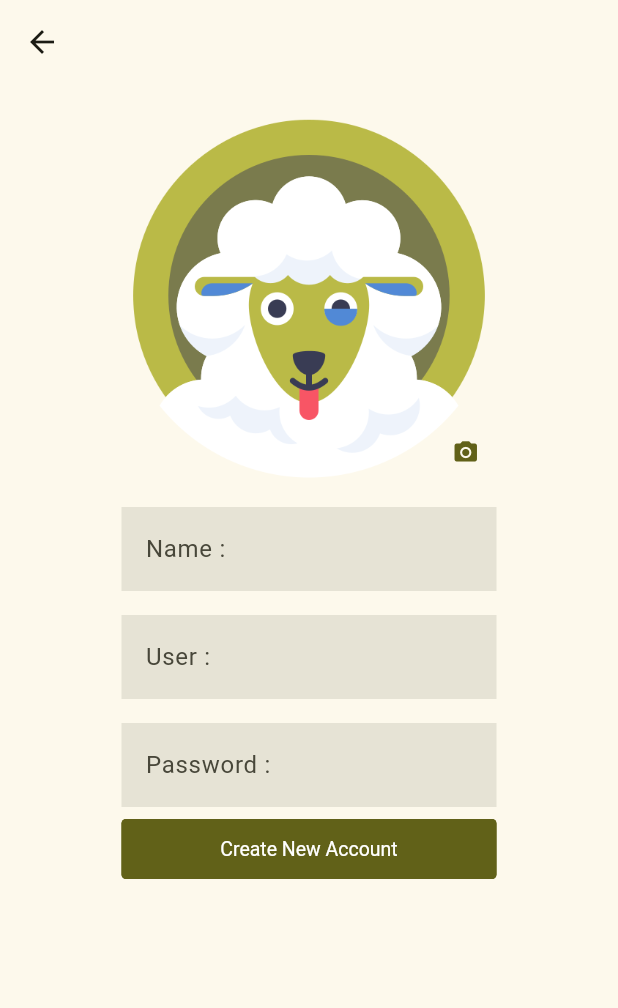
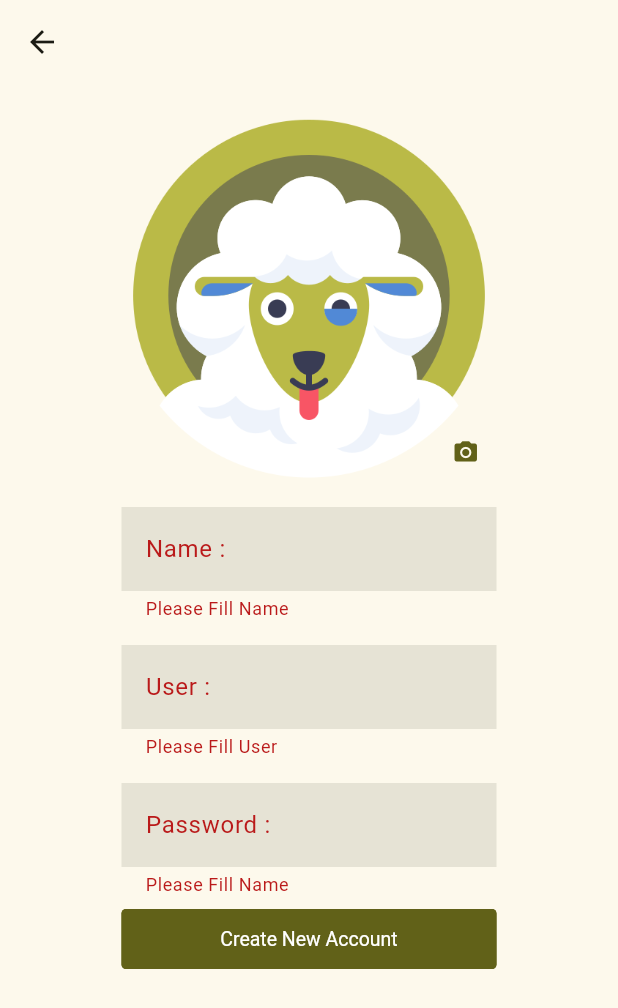
Before and after one commit to masterUNG/UngConnectedapi, a Flutter app: the CreateNewAccount screen opened directly, after a tap on "Create New Account", on a phone screen of 412 x 824 dp. Shown: the top 1008 px of the screen. Run offline on Flutter 3.47's test engine with Material 3 defaults, Android fonts, the phone set to English and light mode, and no system bars; drawn by our look-alikes of getwidget; our stand-ins replace get.

```diff
--- a/lib/states/create_new_account.dart
+++ b/lib/states/create_new_account.dart
@@ -7,8 +7,15 @@ import 'package:ungconnectedapi/widgets/widget_icon_button.dart';
 
 import 'package:ungconnectedapi/widgets/widget_image.dart';
 
-class CreateNewAccount extends StatelessWidget {
+class CreateNewAccount extends StatefulWidget {
   const CreateNewAccount({super.key});
+
+  @override
+  State<CreateNewAccount> createState() => _CreateNewAccountState();
+}
+
+class _CreateNewAccountState extends State<CreateNewAccount> {
+  final keyForm = GlobalKey<FormState>();
 
   @override
   Widget build(BuildContext context) {
@@ -23,21 +30,55 @@ class CreateNewAccount extends StatelessWidget {
             children: [
               SizedBox(
                 width: 250,
+                child: Form(
+                  key: keyForm,
                   child: Column(
                     children: [
-                    SizedBox(height: 16),
-                    WidgetForm(labelText: 'Name :',),
-                    SizedBox(height: 16),
-                    WidgetForm(labelText: 'User :',),
-                    SizedBox(height: 16),
-                    WidgetForm(labelText: 'Password :',),
+                      const SizedBox(height: 16),
+                      WidgetForm(
+                        labelText: 'Name :',
+                        validator: (p0) {
+                          if (p0?.isEmpty ?? true) {
+                            return 'Please Fill Name';
+                          } else {
+                            return null;
+                          }
+                        },
+                      ),
+                      const SizedBox(height: 16),
+                      WidgetForm(
+                        labelText: 'User :',
+                        validator: (p0) {
+                          if (p0?.isEmpty ?? true) {
+                            return 'Please Fill User';
+                          } else {
+                            return null;
+                          }
+                        },
+                      ),
+                      const SizedBox(height: 16),
+                      WidgetForm(
+                        labelText: 'Password :',
+                        validator: (p0) {
+                          if (p0?.isEmpty ?? true) {
+                            return 'Please Fill Name';
+                          } else if (p0!.length < 6) {
+                            return 'Password ต้องมีมากกว่า 6 อักษร';
+                          } else {
+                            return null;
+                          }
+                        },
+                      ),
                       SizedBox(height: 8),
                       WidgetButton(
                         text: 'Create New Account',
-                      onPressed: () {},
+                        onPressed: () {
+                          if (keyForm.currentState!.validate()) {}
+                        },
                         fullWidthButton: true,
                       ),
                     ],
+                  ),
                 ),
               ),
             ],
--- a/lib/widgets/widget_form.dart
+++ b/lib/widgets/widget_form.dart
@@ -6,14 +6,16 @@ class WidgetForm extends StatelessWidget {
     Key? key,
     this.hintText,
     this.labelText,
+    this.validator,
   }) : super(key: key);
 
   final String? hintText;
   final String? labelText;
+  final String? Function(String?)? validator;
 
   @override
   Widget build(BuildContext context) {
-    return TextFormField(
+    return TextFormField(validator: validator,
       decoration: InputDecoration(
         hintText: hintText,
         labelText: labelText,
```
Lines whose indentation alone changed are shown as unchanged.
